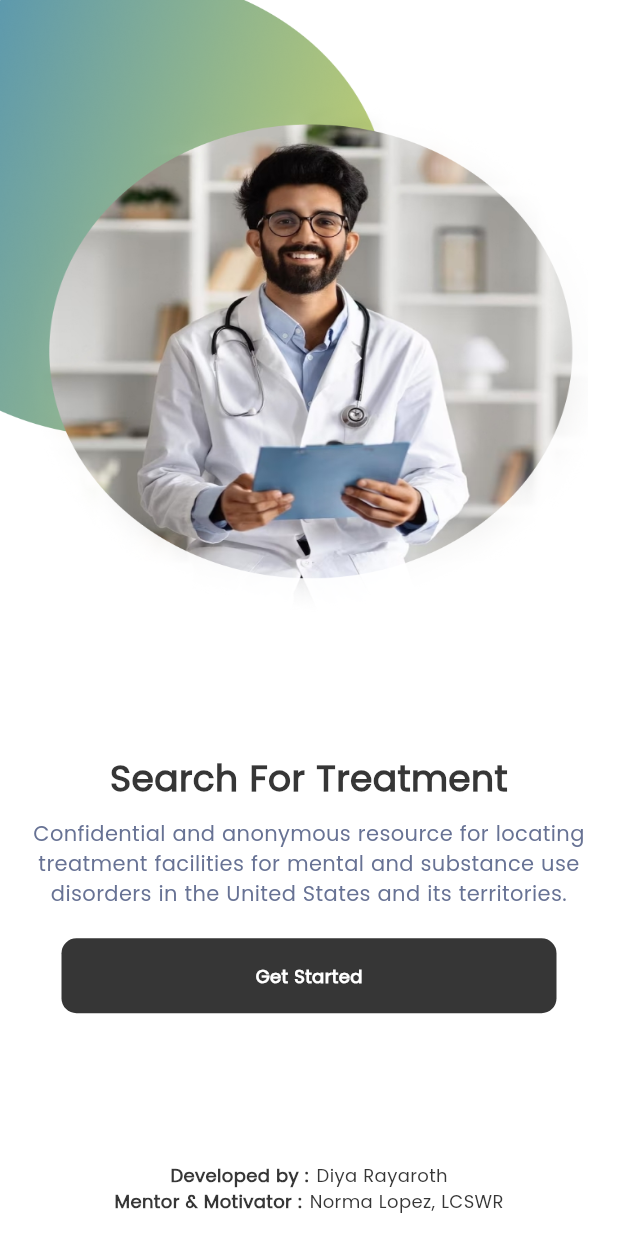
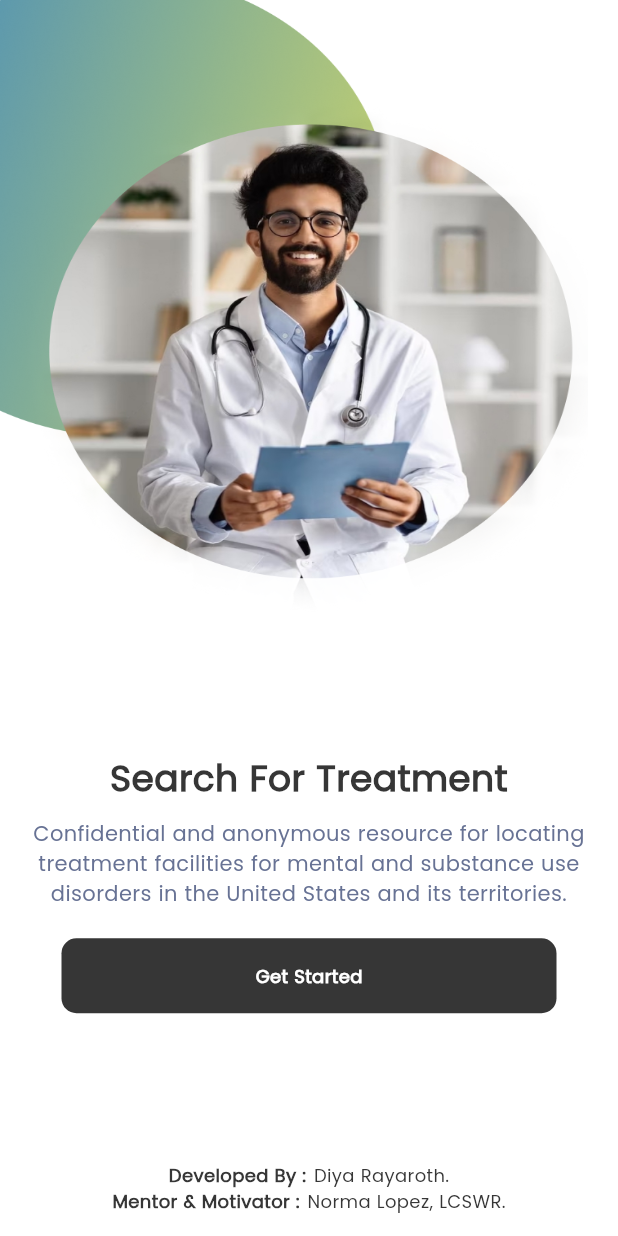
Before and after one commit to diyarayaroth/SAMTreatment, a Flutter app: the screen it shows after launch, on a phone screen of 412 x 824 dp. Run offline on Flutter 3.47's test engine with Material 3 defaults, Android fonts, the light colour scheme and no system bars; our stand-ins replace bot_toast, connectivity_plus, fluttertoast, geocoding, geolocator, get and 3 more; missing offline and left inert: google_maps_webservice.

Commit message:
changes
change Developed by to Developed By

```diff
--- a/lib/screens/Home/view/home.dart
+++ b/lib/screens/Home/view/home.dart
@@ -651,11 +651,11 @@ Widget developedBy() {
               Row(
                 mainAxisAlignment: MainAxisAlignment.center,
                 children: [
-                  Text("Developed by :",
+                  Text(AppStrings.developeBy,
                       style: AppTextStyle.regulerS14Black
                           .copyWith(fontSize: 12, fontWeight: FontWeight.w600)),
                   horizontalSpacing(5),
-                  Text("Diya Rayaroth",
+                  Text("Diya Rayaroth.",
                       style:
                           AppTextStyle.regulerS14Black.copyWith(fontSize: 12)),
                 ],
@@ -663,11 +663,11 @@ Widget developedBy() {
               Row(
                 mainAxisAlignment: MainAxisAlignment.center,
                 children: [
-                  Text("Mentor & Motivator :",
+                  Text(AppStrings.mentorMotivator,
                       style: AppTextStyle.regulerS14Black
                           .copyWith(fontSize: 12, fontWeight: FontWeight.w600)),
                   horizontalSpacing(5),
-                  Text("Norma Lopez, LCSWR",
+                  Text("Norma Lopez, LCSWR.",
                       style:
                           AppTextStyle.regulerS14Black.copyWith(fontSize: 12)),
                 ],
--- a/lib/utils/app_string.dart
+++ b/lib/utils/app_string.dart
@@ -1,7 +1,7 @@
 // ignore_for_file: constant_identifier_names
 
 class AppStrings {
-  static const String findTreatment =  "Find Treatment >>";
+  static const String findTreatment = "Find Treatment >>";
   // Onboarding
   static const String healthcare = 'Health Care';
   static const String getStarted = 'Get Started';
@@ -42,6 +42,8 @@ class AppStrings {
   static const String bUPRENText =
       'Center for Substance Abuse Treatment (CSAT)';
   static const String unknown = 'unknown';
+  static const String developeBy = 'Developed By :';
+  static const String mentorMotivator = 'Mentor & Motivator :';
 
   // Dashboard
   static const String dashboard = 'Dashboard';
--- a/pubspec.yaml
+++ b/pubspec.yaml
@@ -47,7 +47,6 @@ dependencies:
   geocoding: ^3.0.0
   geolocator: ^10.1.1
   skeletons: ^0.0.3
-  google_places_flutter:
   google_places_flutter: ^2.0.9
   google_maps_flutter:
   google_maps_webservice: ^0.0.20-nullsafety.5
```
